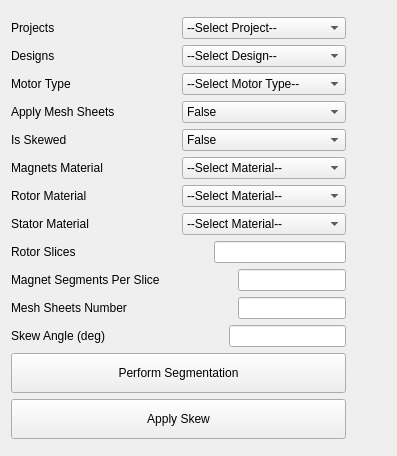
The window that src/ansys/aedt/toolkits/magnet_segmentation/ui/windows/segmentation/segmentation_page.ui (ansys/magnet-segmentation-toolkit) describes before a commit, drawn with Qt 5.
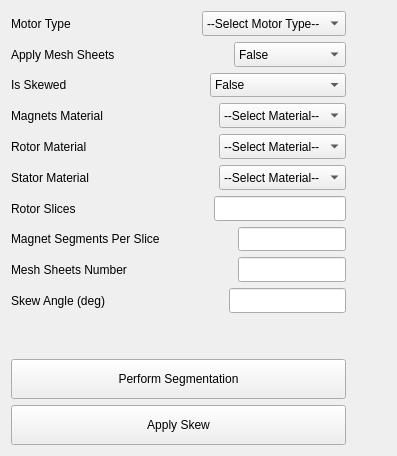
The same window after the commit.

The edit to the form file:
```diff
--- a/src/ansys/aedt/toolkits/magnet_segmentation/ui/windows/segmentation/segmentation_page.ui
+++ b/src/ansys/aedt/toolkits/magnet_segmentation/ui/windows/segmentation/segmentation_page.ui
@@ -32,52 +32,6 @@
     <layout class="QHBoxLayout" name="horizontalLayout_">
      <item>
       <layout class="QVBoxLayout" name="verticalLayout_2">
-       <item>
-        <layout class="QHBoxLayout" name="horizontalLayout_3">
-         <item>
-          <widget class="QLabel" name="projects_aedt_combo_label">
-           <property name="text">
-            <string>Projects</string>
-           </property>
-          </widget>
-         </item>
-         <item>
-          <widget class="QComboBox" name="projects_aedt_combo">
-           <property name="currentIndex">
-            <number>0</number>
-           </property>
-           <item>
-            <property name="text">
-             <string>--Select Project--</string>
-            </property>
-           </item>
-          </widget>
-         </item>
-        </layout>
-       </item>
-       <item>
-        <layout class="QHBoxLayout" name="horizontalLayout_6">
-         <item>
-          <widget class="QLabel" name="design_aedt_combo_label">
-           <property name="text">
-            <string>Designs</string>
-           </property>
-          </widget>
-         </item>
-         <item>
-          <widget class="QComboBox" name="design_aedt_combo">
-           <property name="currentText">
-            <string>--Select Design--</string>
-           </property>
-           <item>
-            <property name="text">
-             <string>--Select Design--</string>
-            </property>
-           </item>
-          </widget>
-         </item>
-        </layout>
-       </item>
        <item>
         <layout class="QHBoxLayout" name="horizontalLayout_66">
          <item>
@@ -87,8 +41,27 @@
            </property>
           </widget>
          </item>
+         <item>
+          <spacer name="horizontalSpacer">
+           <property name="orientation">
+            <enum>Qt::Horizontal</enum>
+           </property>
+           <property name="sizeHint" stdset="0">
+            <size>
+             <width>40</width>
+             <height>20</height>
+            </size>
+           </property>
+          </spacer>
+         </item>
          <item>
           <widget class="QComboBox" name="motor_type_combo">
+           <property name="sizePolicy">
+            <sizepolicy hsizetype="Expanding" vsizetype="Expanding">
+             <horstretch>0</horstretch>
+             <verstretch>0</verstretch>
+            </sizepolicy>
+           </property>
            <property name="currentText">
             <string>--Select Motor Type--</string>
            </property>
@@ -110,8 +83,27 @@
            </property>
           </widget>
          </item>
+         <item>
+          <spacer name="horizontalSpacer_2">
+           <property name="orientation">
+            <enum>Qt::Horizontal</enum>
+           </property>
+           <property name="sizeHint" stdset="0">
+            <size>
+             <width>40</width>
+             <height>20</height>
+            </size>
+           </property>
+          </spacer>
+         </item>
          <item>
           <widget class="QComboBox" name="apply_mesh_sheets">
+           <property name="sizePolicy">
+            <sizepolicy hsizetype="Expanding" vsizetype="Expanding">
+             <horstretch>0</horstretch>
+             <verstretch>0</verstretch>
+            </sizepolicy>
+           </property>
            <item>
             <property name="text">
              <string>False</string>
@@ -135,8 +127,27 @@
            </property>
           </widget>
          </item>
+         <item>
+          <spacer name="horizontalSpacer_5">
+           <property name="orientation">
+            <enum>Qt::Horizontal</enum>
+           </property>
+           <property name="sizeHint" stdset="0">
+            <size>
+             <width>40</width>
+             <height>20</height>
+            </size>
+           </property>
+          </spacer>
+         </item>
          <item>
           <widget class="QComboBox" name="is_skewed">
+           <property name="sizePolicy">
+            <sizepolicy hsizetype="Expanding" vsizetype="Expanding">
+             <horstretch>0</horstretch>
+             <verstretch>0</verstretch>
+            </sizepolicy>
+           </property>
            <item>
             <property name="text">
              <string>False</string>
@@ -160,8 +171,27 @@
            </property>
           </widget>
          </item>
+         <item>
+          <spacer name="horizontalSpacer_6">
+           <property name="orientation">
+            <enum>Qt::Horizontal</enum>
+           </property>
+           <property name="sizeHint" stdset="0">
+            <size>
+             <width>40</width>
+             <height>20</height>
+            </size>
+           </property>
+          </spacer>
+         </item>
          <item>
           <widget class="QComboBox" name="magnets_material">
+           <property name="sizePolicy">
+            <sizepolicy hsizetype="Expanding" vsizetype="Expanding">
+             <horstretch>0</horstretch>
+             <verstretch>0</verstretch>
+            </sizepolicy>
+           </property>
            <item>
             <property name="text">
              <string>--Select Material--</string>
@@ -180,8 +210,27 @@
            </property>
           </widget>
          </item>
+         <item>
+          <spacer name="horizontalSpacer_7">
+           <property name="orientation">
+            <enum>Qt::Horizontal</enum>
+           </property>
+           <property name="sizeHint" stdset="0">
+            <size>
+             <width>40</width>
+             <height>20</height>
+            </size>
+           </property>
+          </spacer>
+         </item>
          <item>
           <widget class="QComboBox" name="rotor_material">
+           <property name="sizePolicy">
+            <sizepolicy hsizetype="Expanding" vsizetype="Expanding">
+             <horstretch>0</horstretch>
+             <verstretch>0</verstretch>
+            </sizepolicy>
+           </property>
            <item>
             <property name="text">
              <string>--Select Material--</string>
@@ -200,8 +249,27 @@
            </property>
           </widget>
          </item>
+         <item>
+          <spacer name="horizontalSpacer_8">
+           <property name="orientation">
+            <enum>Qt::Horizontal</enum>
+           </property>
+           <property name="sizeHint" stdset="0">
+            <size>
+             <width>40</width>
+             <height>20</height>
+            </size>
+           </property>
+          </spacer>
+         </item>
          <item>
           <widget class="QComboBox" name="stator_material">
+           <property name="sizePolicy">
+            <sizepolicy hsizetype="Expanding" vsizetype="Expanding">
+             <horstretch>0</horstretch>
+             <verstretch>0</verstretch>
+            </sizepolicy>
+           </property>
            <item>
             <property name="text">
              <string>--Select Material--</string>
@@ -234,7 +302,14 @@
           </spacer>
          </item>
          <item>
-          <widget class="QLineEdit" name="rotor_slices"/>
+          <widget class="QLineEdit" name="rotor_slices">
+           <property name="sizePolicy">
+            <sizepolicy hsizetype="Expanding" vsizetype="Expanding">
+             <horstretch>0</horstretch>
+             <verstretch>0</verstretch>
+            </sizepolicy>
+           </property>
+          </widget>
          </item>
         </layout>
        </item>
@@ -261,7 +336,14 @@
           </spacer>
          </item>
          <item>
-          <widget class="QLineEdit" name="magnet_segments_per_slice"/>
+          <widget class="QLineEdit" name="magnet_segments_per_slice">
+           <property name="sizePolicy">
+            <sizepolicy hsizetype="Expanding" vsizetype="Expanding">
+             <horstretch>0</horstretch>
+             <verstretch>0</verstretch>
+            </sizepolicy>
+           </property>
+          </widget>
          </item>
         </layout>
        </item>
@@ -288,7 +370,14 @@
           </spacer>
          </item>
          <item>
-          <widget class="QLineEdit" name="mesh_sheets_number"/>
+          <widget class="QLineEdit" name="mesh_sheets_number">
+           <property name="sizePolicy">
+            <sizepolicy hsizetype="Expanding" vsizetype="Expanding">
+             <horstretch>0</horstretch>
+             <verstretch>0</verstretch>
+            </sizepolicy>
+           </property>
+          </widget>
          </item>
         </layout>
        </item>
@@ -315,15 +404,44 @@
           </spacer>
          </item>
          <item>
-          <widget class="QLineEdit" name="skew_angle"/>
+          <widget class="QLineEdit" name="skew_angle">
+           <property name="sizePolicy">
+            <sizepolicy hsizetype="Expanding" vsizetype="Expanding">
+             <horstretch>0</horstretch>
+             <verstretch>0</verstretch>
+            </sizepolicy>
+           </property>
+          </widget>
          </item>
         </layout>
        </item>
+       <item>
+        <spacer name="verticalSpacer">
+         <property name="orientation">
+          <enum>Qt::Vertical</enum>
+         </property>
+         <property name="sizeType">
+          <enum>QSizePolicy::Maximum</enum>
+         </property>
+         <property name="sizeHint" stdset="0">
+          <size>
+           <width>20</width>
+           <height>40</height>
+          </size>
+         </property>
+        </spacer>
+       </item>
        <item>
         <widget class="QPushButton" name="perform_segmentation">
          <property name="enabled">
           <bool>true</bool>
          </property>
+         <property name="sizePolicy">
+          <sizepolicy hsizetype="Expanding" vsizetype="Fixed">
+           <horstretch>0</horstretch>
+           <verstretch>0</verstretch>
+          </sizepolicy>
+         </property>
          <property name="minimumSize">
           <size>
            <width>0</width>
@@ -346,6 +464,12 @@
          <property name="enabled">
           <bool>true</bool>
          </property>
+         <property name="sizePolicy">
+          <sizepolicy hsizetype="Expanding" vsizetype="Fixed">
+           <horstretch>0</horstretch>
+           <verstretch>0</verstretch>
+          </sizepolicy>
+         </property>
          <property name="minimumSize">
           <size>
            <width>0</width>
```
